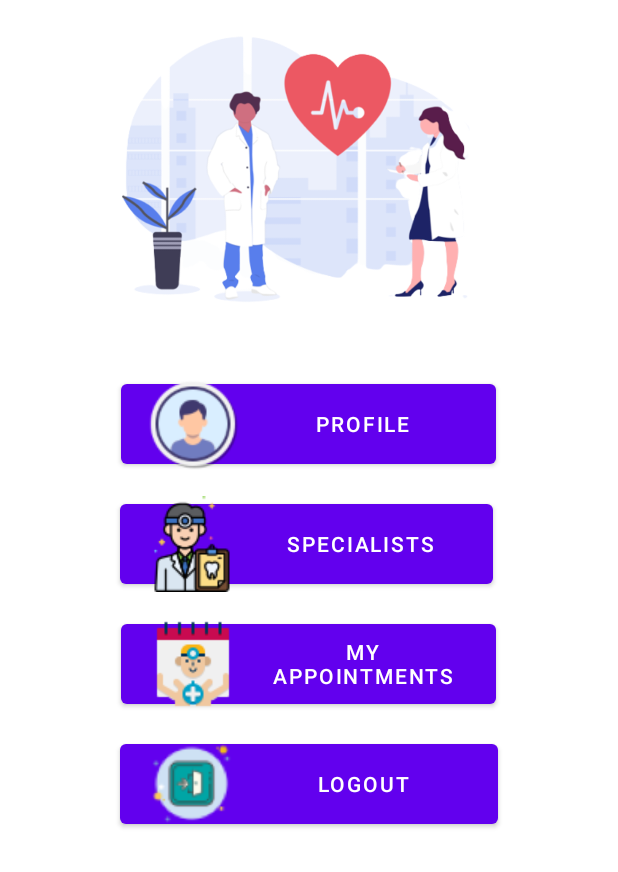
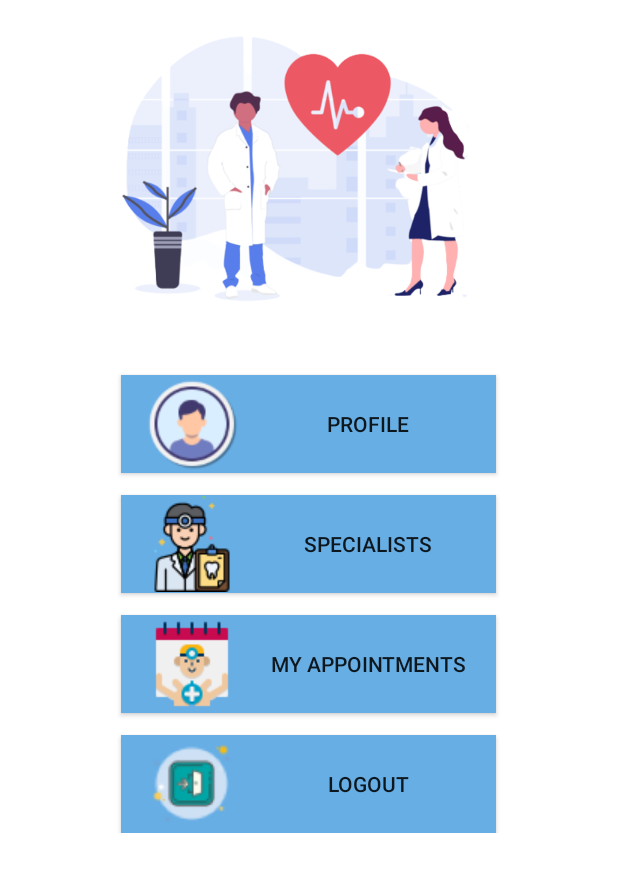
Before and after one commit to parthppc/FinalProjectLetMeBook, an Android app: the layout fragment_home.xml on its own in the app's theme, with its tools: preview values and no code run, on a phone screen of 412 x 824 dp. Shown: the top 872 px of the screen. Run offline under Robolectric (Android 15) with nearby library versions, the phone set to English and light mode, and no system bars.

Commit message:
UI Changes made in Home Page.

```diff
--- a/app/src/main/java/project/st991591950/dhruvparthtapasvi/specialist/MyRecycleView.kt
+++ b/app/src/main/java/project/st991591950/dhruvparthtapasvi/specialist/MyRecycleView.kt
@@ -24,8 +24,6 @@ import project.st991591950.dhruvparthtapasvi.bookappointment.BookAppointmentFrag
 
 
 class MyRecycleView(private val sampleList: List<SpecialistList>) : RecyclerView.Adapter<MyRecycleView.MyViewHolder>() {
-
-
 
     class MyViewHolder(itemView: View): RecyclerView.ViewHolder(itemView) {
         val imageView: WebView = itemView.imageView
--- a/app/src/main/res/layout/fragment_home.xml
+++ b/app/src/main/res/layout/fragment_home.xml
@@ -1,60 +1,67 @@
 <?xml version="1.0" encoding="utf-8"?>
-
-<RelativeLayout xmlns:android="http://schemas.android.com/apk/res/android"
+<ScrollView xmlns:android="http://schemas.android.com/apk/res/android"
     xmlns:app="http://schemas.android.com/apk/res-auto"
     xmlns:tools="http://schemas.android.com/tools"
     android:layout_width="match_parent"
     android:layout_height="match_parent"
+    android:visibility="visible"
+    android:label="@string/home_fragment_label"
+    >
+
+    <RelativeLayout
+
+        android:layout_width="match_parent"
+        android:layout_height="wrap_content"
         tools:context=".HomeFragment">
 
 
         <ImageView
             android:id="@+id/imageView3"
-        android:layout_width="413dp"
-        android:layout_height="228dp"
+            android:layout_width="match_parent"
+            android:layout_height="227dp"
             android:layout_alignParentStart="true"
             android:layout_alignParentTop="true"
-        android:layout_alignParentEnd="true"
+            android:layout_centerHorizontal="true"
+            android:layout_marginStart="0dp"
             android:layout_marginTop="0dp"
-        android:layout_marginEnd="0dp"
             android:src="@drawable/doctornurse"
             app:layout_constraintEnd_toEndOf="parent"
             app:layout_constraintStart_toStartOf="parent"
             app:layout_constraintTop_toTopOf="parent" />
 
-    <Button
+        <androidx.appcompat.widget.AppCompatButton
+            android:id="@+id/profilebtn"
+            android:layout_width="250dp"
+            android:layout_height="65dp"
+            android:layout_alignParentTop="true"
+            android:layout_centerHorizontal="true"
+            android:layout_marginTop="250dp"
+            android:paddingStart="15dp"
+            android:background="#67aee5"
+            android:drawableLeft="@drawable/profile2"
+            android:text="Profile"
+            app:layout_constraintStart_toStartOf="parent"
+            app:layout_constraintTop_toTopOf="parent" />
+
+        <androidx.appcompat.widget.AppCompatButton
+
             android:id="@+id/buttonSpecialists"
             android:layout_width="250dp"
             android:layout_height="65dp"
-        android:layout_alignParentStart="true"
             android:layout_alignParentTop="true"
-        android:layout_alignParentEnd="true"
             android:layout_centerHorizontal="true"
             android:layout_marginStart="80dp"
             android:layout_marginTop="330dp"
-        android:layout_marginEnd="83dp"
+            android:paddingStart="15dp"
+            android:background="#67aee5"
             android:drawableLeft="@drawable/specialist"
             android:text="Specialists"
             app:layout_constraintStart_toStartOf="parent"
-        app:layout_constraintTop_toTopOf="parent" />
+            app:layout_constraintTop_toTopOf="parent"
+            tools:ignore="RtlSymmetry" />
 
-    <Button
-        android:id="@+id/btnLogout"
-        android:layout_width="250dp"
-        android:layout_height="65dp"
-        android:layout_alignParentStart="true"
-        android:layout_alignParentTop="true"
-        android:layout_alignParentEnd="true"
-        android:layout_centerHorizontal="true"
-        android:layout_marginStart="80dp"
-        android:layout_marginTop="490dp"
-        android:layout_marginEnd="80dp"
-        android:drawableLeft="@drawable/logout"
-        android:text="Logout"
-        app:layout_constraintStart_toStartOf="parent"
-        app:layout_constraintTop_toBottomOf="@+id/buttonMyAppointments" />
 
-    <Button
+        <androidx.appcompat.widget.AppCompatButton
             android:id="@+id/buttonMyAppointments"
             android:layout_width="250dp"
             android:layout_height="65dp"
@@ -62,23 +69,28 @@
             android:layout_centerHorizontal="true"
             android:layout_marginStart="80dp"
             android:layout_marginTop="410dp"
+            android:paddingStart="15dp"
+            android:background="#67aee5"
             android:drawableLeft="@drawable/appointment"
             android:text="My Appointments"
             app:layout_constraintStart_toStartOf="parent"
             app:layout_constraintTop_toBottomOf="@+id/buttonSpecialists" />
 
-    <Button
-        android:id="@+id/profilebtn"
+        <androidx.appcompat.widget.AppCompatButton
+            android:id="@+id/btnLogout"
             android:layout_width="250dp"
             android:layout_height="65dp"
             android:layout_alignParentTop="true"
             android:layout_centerHorizontal="true"
             android:layout_marginStart="80dp"
-        android:layout_marginTop="250dp"
-        android:drawableLeft="@drawable/profile2"
-        android:text="Profile"
+            android:layout_marginTop="490dp"
+            android:paddingStart="15dp"
+            android:background="#67aee5"
+            android:drawableLeft="@drawable/logout"
+            android:text="Logout"
             app:layout_constraintStart_toStartOf="parent"
-        app:layout_constraintTop_toTopOf="parent" />
+            app:layout_constraintTop_toBottomOf="@+id/buttonMyAppointments" />
 
 
     </RelativeLayout>
+</ScrollView>
--- a/app/src/main/res/values/colors.xml
+++ b/app/src/main/res/values/colors.xml
@@ -11,6 +11,8 @@
     <color name="colorPrimary">#49BEFF</color>
     <color name="colorPrimaryDark">#65DCE5</color>
     <color name="colorAccent">#0D5D98</color>
+    <color name="titleColor">#67aee5</color>
+    <color name="colorPrimaryVariant">#afcbe1</color>
 
     <color name="address">#2F7092</color>
     <color name="followers">#0D5D98</color>
--- a/app/src/main/res/values/strings.xml
+++ b/app/src/main/res/values/strings.xml
@@ -2,8 +2,11 @@
     <string name="app_name">FinalProjectLetMeBook</string>
     <string name="action_settings">Settings</string>
     <!-- Strings used for fragments for navigation -->
+    <string name="home_fragment_label">Home</string>
     <string name="login_fragment_label">Login</string>
     <string name="second_fragment_label">Second Fragment</string>
+    <string name="myappointments_fragment_label">My Appointments</string>
+    <string name="specialist_fragment_label">Specialists</string>
     <string name="next">Next</string>
     <string name="previous">Previous</string>
 
@@ -15,7 +18,6 @@
 
     <!--Shared Preference Keys -->
     <string name="preference_fact_type_key">fact_type_pref</string>
-    <!-- TODO: Remove or change this placeholder text -->
 
     <string name="hello_blank_fragment">Hello Admin fragment</string>
 
--- a/app/src/main/res/values/themes.xml
+++ b/app/src/main/res/values/themes.xml
@@ -2,8 +2,8 @@
     <!-- Base application theme. -->
     <style name="Theme.FinalProjectLetMeBook" parent="Theme.MaterialComponents.DayNight.DarkActionBar">
         <!-- Primary brand color. -->
-        <item name="colorPrimary">@color/purple_500</item>
-        <item name="colorPrimaryVariant">@color/purple_700</item>
+        <item name="colorPrimary">@color/titleColor</item>
+        <item name="colorPrimaryVariant">@color/colorPrimaryVariant</item>
         <item name="colorOnPrimary">@color/white</item>
         <!-- Secondary brand color. -->
         <item name="colorSecondary">@color/teal_200</item>
```
Also changed, not shown: app/src/main/java/project/st991591950/dhruvparthtapasvi/HomeFragment.kt (+15 -7 lines), app/src/main/java/project/st991591950/dhruvparthtapasvi/login/LoginFragment.kt (+10 -0 lines), app/src/main/java/project/st991591950/dhruvparthtapasvi/myAppointments/MyAppointmentsFragment.kt (+13 -0 lines), app/src/main/java/project/st991591950/dhruvparthtapasvi/specialist/SpecialistFragment.kt (+42 -24 lines). Lines whose indentation alone changed are shown as unchanged.
